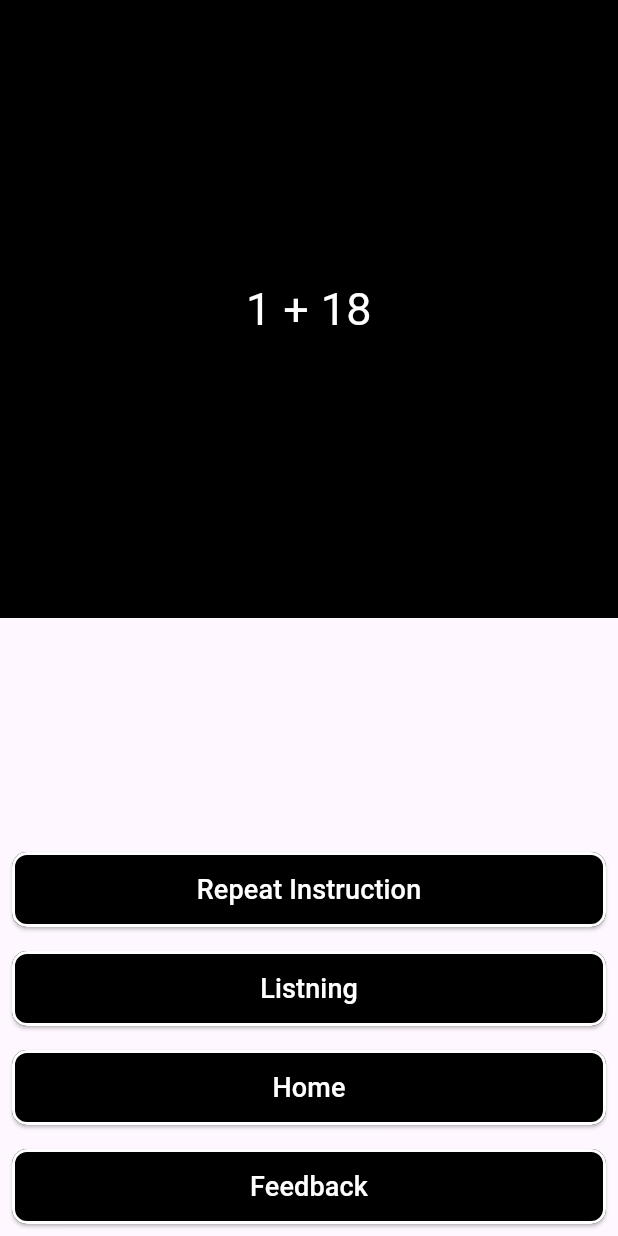
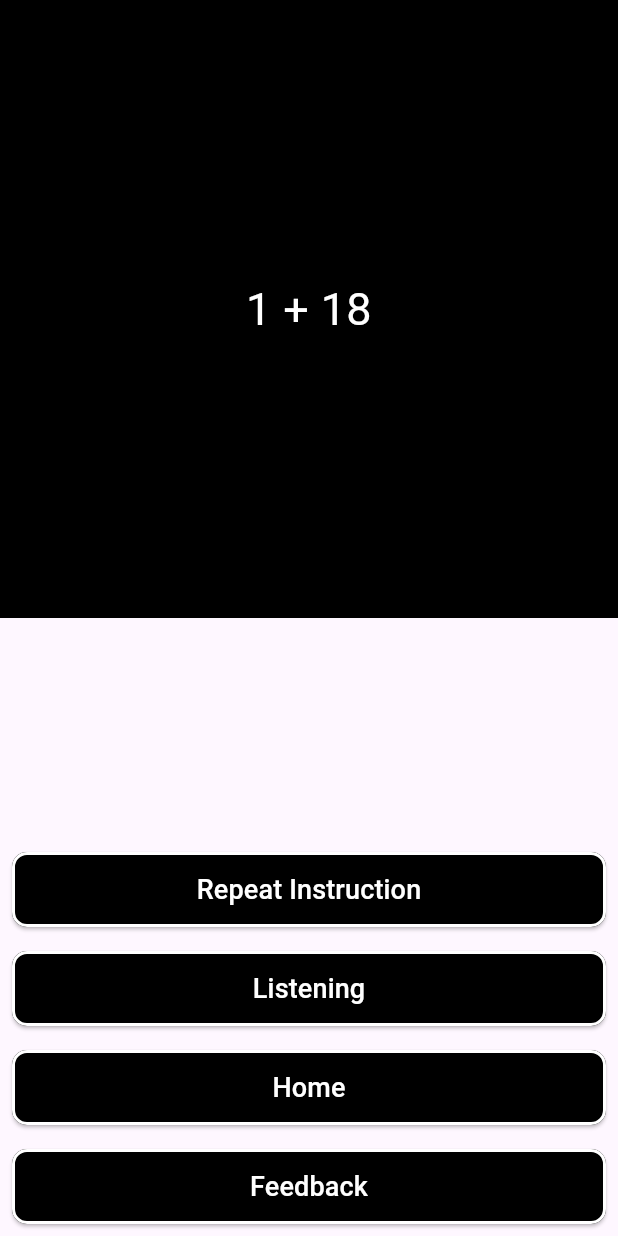
Before and after one commit to varad615/Mathsense-flutter, a Flutter app: the AdditionPage screen opened directly, after a tap on "Answer", on a phone screen of 412 x 824 dp. Run offline on Flutter 3.47's test engine with Material 3 defaults, Android fonts, the phone set to English and light mode, and no system bars; our stand-ins replace flutter_tts, speech_to_text, webview_flutter.

Commit message:
fixe spelling

```diff
--- a/lib/addition.dart
+++ b/lib/addition.dart
@@ -253,7 +253,7 @@ class _AdditionPageState extends State<AdditionPage> {
               child: ElevatedButton(
                 onPressed: _isListening ? _stopListening : _startListening,
                 child: Text(
-                  _isListening ? 'Listning' : 'Answer',
+                  _isListening ? 'Listening' : 'Answer',
                   style: TextStyle(fontSize: 18, color: Colors.white),
                 ),
                 style: ElevatedButton.styleFrom(
--- a/pubspec.yaml
+++ b/pubspec.yaml
@@ -16,7 +16,7 @@ publish_to: 'none' # Remove this line if you wish to publish to pub.dev
 # https://developer.apple.com/library/archive/documentation/General/Reference/InfoPlistKeyReference/Articles/CoreFoundationKeys.html
 # In Windows, build-name is used as the major, minor, and patch parts
 # of the product and file versions while build-number is used as the build suffix.
-version: 1.4.2+2
+version: 1.4.2+3
 
 environment:
   sdk: '>=3.2.6 <4.0.0'
```
